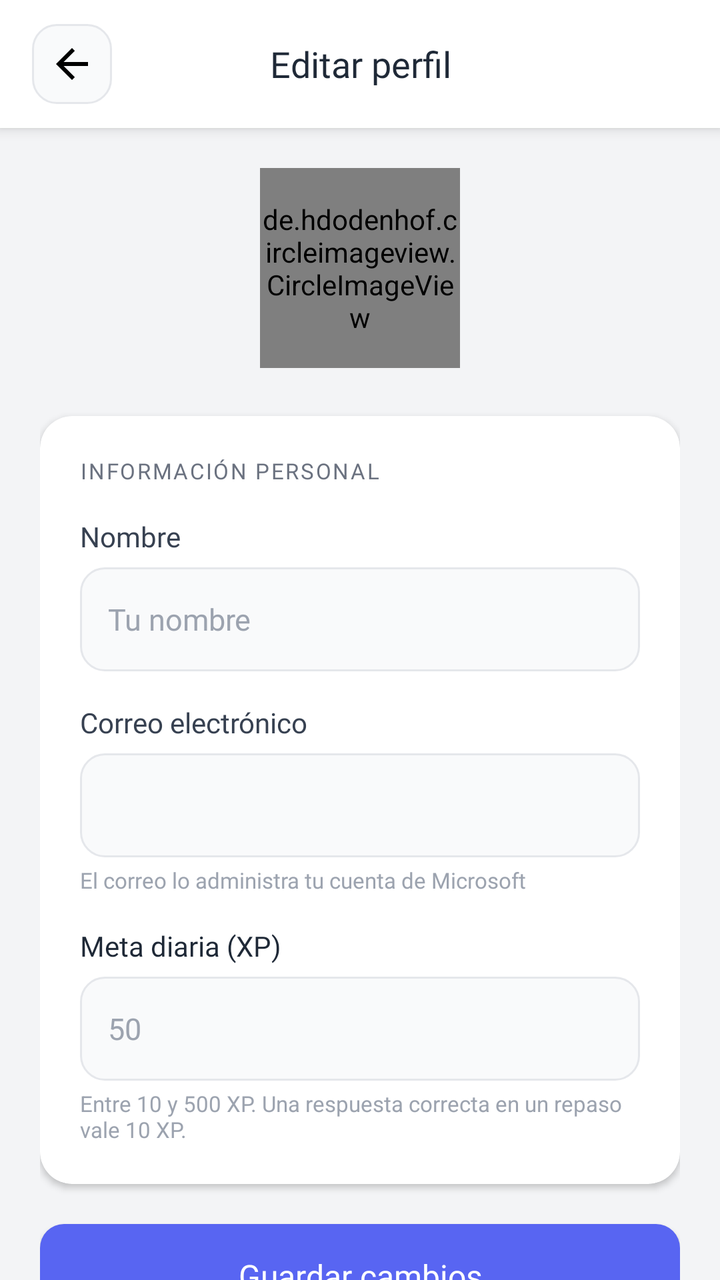
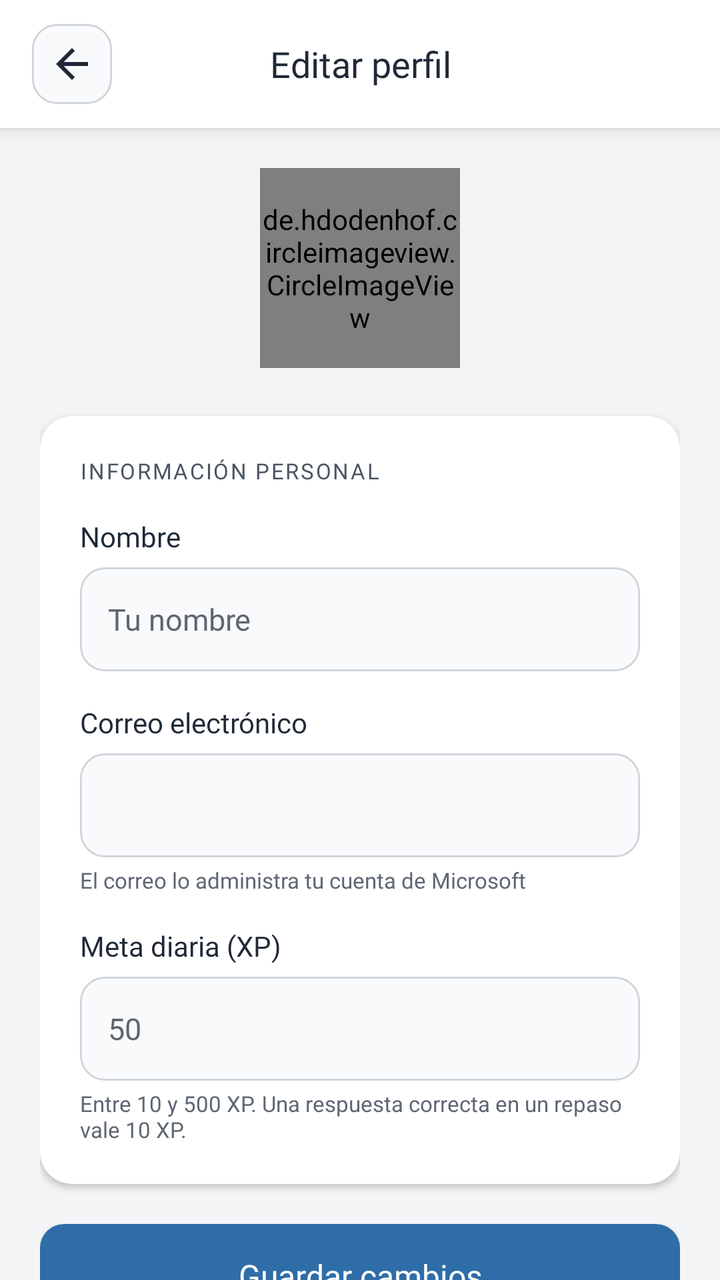

An Android layout rendered at two revisions. The XML below is the earlier revision; the diff shows what the commit changed to produce the second picture.
<!-- AndroidManifest.xml: application theme Theme.NiJu_Project -->
<!-- res/layout/activity_edit_profile.xml -->
<?xml version="1.0" encoding="utf-8"?>
<RelativeLayout xmlns:android="http://schemas.android.com/apk/res/android"
    xmlns:app="http://schemas.android.com/apk/res-auto"
    android:layout_width="match_parent"
    android:layout_height="match_parent"
    android:background="@color/color_background">

    
    <LinearLayout
        android:id="@+id/header"
        android:layout_width="match_parent"
        android:layout_height="64dp"
        android:background="@color/color_surface"
        android:elevation="4dp"
        android:gravity="center_vertical"
        android:orientation="horizontal"
        android:paddingHorizontal="16dp">

        <ImageButton
            android:id="@+id/btnBack"
            android:layout_width="40dp"
            android:layout_height="40dp"
            android:background="@drawable/rounded_button_bg"
            android:contentDescription="@string/ui_atras"
            android:padding="8dp"
            android:src="@drawable/ic_arrow_back" />

        <TextView
            android:layout_width="0dp"
            android:layout_height="wrap_content"
            android:layout_weight="1"
            android:fontFamily="@font/roboto_bold"
            android:gravity="center"
            android:text="@string/ui_editar_perfil"
            android:textColor="@color/color_text_primary"
            android:textSize="18sp" />

        <View
            android:layout_width="40dp"
            android:layout_height="40dp" />
    </LinearLayout>

    
    <ProgressBar
        android:id="@+id/progressBar"
        android:layout_width="wrap_content"
        android:layout_height="wrap_content"
        android:layout_centerInParent="true"
        android:visibility="gone" />

    
    <ScrollView
        android:layout_width="match_parent"
        android:layout_height="match_parent"
        android:layout_below="@id/header"
        android:scrollbars="none">

        <LinearLayout
            android:layout_width="match_parent"
            android:layout_height="wrap_content"
            android:gravity="center_horizontal"
            android:orientation="vertical"
            android:padding="20dp">

            
            <FrameLayout
                android:layout_width="wrap_content"
                android:layout_height="wrap_content"
                android:layout_marginBottom="24dp">

                <de.hdodenhof.circleimageview.CircleImageView
                    android:id="@+id/ivProfilePic"
                    android:layout_width="100dp"
                    android:layout_height="100dp"
                    android:src="@drawable/ic_profile_user"
                    app:civ_border_color="#5865F2"
                    app:civ_border_width="3dp" />

                
                <LinearLayout
                    android:visibility="gone"
                    android:layout_width="32dp"
                    android:layout_height="32dp"
                    android:layout_gravity="bottom|end"
                    android:background="@drawable/bg_icon_blue"
                    android:gravity="center">

                    <ImageView
        android:importantForAccessibility="no"
                        android:layout_width="18dp"
                        android:layout_height="18dp"
                        android:src="@drawable/ic_edit"
                        app:tint="#FFFFFF" />
                </LinearLayout>
            </FrameLayout>

            <TextView
                android:id="@+id/btnChangePic"
                android:visibility="gone"
                android:layout_width="wrap_content"
                android:layout_height="wrap_content"
                android:layout_marginBottom="28dp"
                android:fontFamily="@font/roboto_medium"
                android:padding="8dp"
                android:text="@string/ui_cambiar_foto"
                android:textColor="#5865F2"
                android:textSize="14sp" />

            
            <androidx.cardview.widget.CardView
                android:layout_width="match_parent"
                android:layout_height="wrap_content"
                android:layout_marginBottom="20dp"
                app:cardCornerRadius="16dp"
                app:cardElevation="2dp"
                app:cardBackgroundColor="@color/color_surface">

                <LinearLayout
                    android:layout_width="match_parent"
                    android:layout_height="wrap_content"
                    android:orientation="vertical"
                    android:padding="20dp">

                    
                    <TextView
                        android:layout_width="wrap_content"
                        android:layout_height="wrap_content"
                        android:layout_marginBottom="16dp"
                        android:fontFamily="@font/roboto_bold"
                        android:letterSpacing="0.08"
                        android:text="@string/ui_informacion_personal"
                        android:textAllCaps="true"
                        android:textColor="@color/color_text_secondary"
                        android:textSize="11sp" />

                    
                    <TextView
                        android:layout_width="wrap_content"
                        android:layout_height="wrap_content"
                        android:layout_marginBottom="6dp"
                        android:fontFamily="@font/roboto_medium"
                        android:text="@string/ui_nombre"
                        android:textColor="#374151"
                        android:textSize="14sp" />

                    <EditText
                        android:id="@+id/etName"
                        android:layout_width="match_parent"
                        android:layout_height="52dp"
                        android:layout_marginBottom="16dp"
                        android:autofillHints="name"
                        android:background="@drawable/edittext_rounded_background"
                        android:fontFamily="@font/roboto_regular"
                        android:hint="@string/ui_tu_nombre"
                        android:inputType="textPersonName|textCapWords"
                        android:padding="14dp"
                        android:textColorHint="@color/color_text_hint"
                        android:textSize="15sp" />

                    
                    <TextView
                        android:layout_width="wrap_content"
                        android:layout_height="wrap_content"
                        android:layout_marginBottom="6dp"
                        android:fontFamily="@font/roboto_medium"
                        android:text="@string/ui_correo_electronico"
                        android:textColor="#374151"
                        android:textSize="14sp" />

                    <EditText
                        android:id="@+id/etEmail"
                        android:layout_width="match_parent"
                        android:layout_height="52dp"
                        android:layout_marginBottom="4dp"
                        android:background="@drawable/edittext_rounded_background"
                        android:enabled="false"
                        android:fontFamily="@font/roboto_regular"
                        android:inputType="textEmailAddress"
                        android:padding="14dp"
                        android:textColor="@color/color_text_hint"
                        android:textSize="15sp" />

                    <TextView
                        android:layout_width="match_parent"
                        android:layout_height="wrap_content"
                        android:layout_marginBottom="16dp"
                        android:fontFamily="@font/roboto_regular"
                        android:text="@string/ui_el_correo_lo_administra_tu"
                        android:textColor="@color/color_text_hint"
                        android:textSize="11sp" />

                    
                    <TextView
                        android:layout_width="wrap_content"
                        android:layout_height="wrap_content"
                        android:layout_marginBottom="6dp"
                        android:fontFamily="@font/roboto_medium"
                        android:text="@string/ui_meta_diaria_xp"
                        android:textColor="@color/color_text_primary"
                        android:textSize="14sp" />

                    <EditText
                        android:id="@+id/etDailyGoal"
                        android:layout_width="match_parent"
                        android:layout_height="52dp"
                        android:background="@drawable/edittext_rounded_background"
                        android:fontFamily="@font/roboto_regular"
                        android:hint="@string/ui_50"
                        android:importantForAutofill="no"
                        android:inputType="number"
                        android:maxLength="3"
                        android:padding="14dp"
                        android:textColorHint="@color/color_text_hint"
                        android:textSize="15sp" />

                    <TextView
                        android:layout_width="wrap_content"
                        android:layout_height="wrap_content"
                        android:layout_marginTop="4dp"
                        android:text="@string/ui_entre_10_y_500_xp"
                        android:textColor="@color/color_text_hint"
                        android:textSize="11sp" />

                </LinearLayout>
            </androidx.cardview.widget.CardView>

            
            <Button
                android:id="@+id/btnSave"
                android:layout_width="match_parent"
                android:layout_height="52dp"
                android:layout_marginBottom="32dp"
                android:background="@drawable/button_rounded_background"
                android:fontFamily="@font/roboto_medium"
                android:text="@string/ui_guardar_cambios"
                android:textAllCaps="false"
                android:textColor="@android:color/white"
                android:textSize="16sp" />

        </LinearLayout>
    </ScrollView>

</RelativeLayout>
<!-- resources referenced by this layout -->
<resources>
  <color name="color_background">#F3F4F6</color>
  <color name="color_surface">#FFFFFF</color>
  <color name="color_text_hint">#9CA3AF</color>
  <color name="color_text_primary">#1F2937</color>
  <color name="color_text_secondary">#6B7280</color>
  <!-- drawable bg_icon_blue (drawable) -->
  <shape xmlns:android="http://schemas.android.com/apk/res/android" android:shape="oval">
      <solid android:color="#5CC4F1"/>
  </shape>
  <!-- drawable button_rounded_background (drawable) -->
  <?xml version="1.0" encoding="utf-8"?>
  <selector xmlns:android="http://schemas.android.com/apk/res/android">
      <item android:state_pressed="true">
          <shape>
              <solid android:color="#4F46E5" />
              <corners android:radius="12dp" />
          </shape>
      </item>
      <item>
          <shape>
              <solid android:color="#5865F2" />
              <corners android:radius="12dp" />
          </shape>
      </item>
  </selector>
  <!-- drawable edittext_rounded_background (drawable) -->
  <?xml version="1.0" encoding="utf-8"?>
  <shape xmlns:android="http://schemas.android.com/apk/res/android">
      <solid android:color="@color/color_surface_variant" />
      <corners android:radius="12dp" />
      <stroke
          android:width="1dp"
          android:color="@color/color_border" />
  </shape>
  <!-- drawable ic_arrow_back (drawable) -->
  <vector xmlns:android="http://schemas.android.com/apk/res/android" android:autoMirrored="true" android:height="24dp" android:tint="#000000" android:viewportHeight="24" android:viewportWidth="24" android:width="24dp">
  
      <path android:fillColor="@android:color/white" android:pathData="M20,11H7.83l5.59,-5.59L12,4l-8,8 8,8 1.41,-1.41L7.83,13H20v-2z"/>
  
  </vector>
  <!-- drawable ic_profile_user (drawable) -->
  <vector xmlns:android="http://schemas.android.com/apk/res/android"
      android:width="96dp"
      android:height="96dp"
      android:viewportWidth="24"
      android:viewportHeight="24">
      <path
          android:fillColor="#7B4FFF"
          android:pathData="M12,12a5,5 0,1 0,-5 -5,5 5,0 0,0 5,5zm0,2c-3.33,0 -10,1.67 -10,5v3h20v-3c0,-3.33 -6.67,-5 -10,-5z"/>
  </vector>
  <!-- drawable rounded_button_bg (drawable) -->
  <shape xmlns:android="http://schemas.android.com/apk/res/android" android:shape="rectangle">
      <solid android:color="@color/color_surface_variant"/>
      <corners android:radius="12dp"/>
      <stroke android:color="@color/color_border" android:width="1dp"/>
  </shape>
  <string name="ui_50">50</string>
  <string name="ui_atras">Atrás</string>
  <string name="ui_cambiar_foto">Cambiar foto</string>
  <string name="ui_correo_electronico">Correo electrónico</string>
  <string name="ui_editar_perfil">Editar perfil</string>
  <string name="ui_el_correo_lo_administra_tu">El correo lo administra tu cuenta de Microsoft</string>
  <string name="ui_entre_10_y_500_xp">Entre 10 y 500 XP. Una respuesta correcta en un repaso vale 10 XP.</string>
  <string name="ui_guardar_cambios">Guardar cambios</string>
  <string name="ui_informacion_personal">INFORMACIÓN PERSONAL</string>
  <string name="ui_meta_diaria_xp">Meta diaria (XP)</string>
  <string name="ui_nombre">Nombre</string>
  <string name="ui_tu_nombre">Tu nombre</string>
  <style name="Theme.NiJu_Project" parent="Base.Theme.NiJu_Project" />
  <color name="color_surface_variant">#F9FAFB</color>
  <color name="color_border">#E5E7EB</color>
  <style name="Widget.NiJu.CardView" parent="Widget.MaterialComponents.CardView">
          <item name="cardBackgroundColor">@color/color_surface</item>
          <item name="cardCornerRadius">16dp</item>
          <item name="cardElevation">2dp</item>
      </style>
  <!-- unchanged entries left out for length: 2 -->
</resources>

<!-- the commit's change to res/layout/activity_edit_profile.xml (unified diff, before → after) -->
@@ -73,7 +73,7 @@
                     android:layout_width="100dp"
                     android:layout_height="100dp"
                     android:src="@drawable/ic_profile_user"
-                    app:civ_border_color="#5865F2"
+                    app:civ_border_color="@color/color_primary"
                     app:civ_border_width="3dp" />
 
                 
@@ -90,7 +90,7 @@
                         android:layout_width="18dp"
                         android:layout_height="18dp"
                         android:src="@drawable/ic_edit"
-                        app:tint="#FFFFFF" />
+                        app:tint="@color/color_on_solid" />
                 </LinearLayout>
             </FrameLayout>
 
@@ -103,7 +103,7 @@
                 android:fontFamily="@font/roboto_medium"
                 android:padding="8dp"
                 android:text="@string/ui_cambiar_foto"
-                android:textColor="#5865F2"
+                android:textColor="@color/color_primary"
                 android:textSize="14sp" />
 
             
@@ -140,7 +140,7 @@
                         android:layout_marginBottom="6dp"
                         android:fontFamily="@font/roboto_medium"
                         android:text="@string/ui_nombre"
-                        android:textColor="#374151"
+                        android:textColor="@color/color_text_primary"
                         android:textSize="14sp" />
 
                     <EditText
@@ -164,7 +164,7 @@
                         android:layout_marginBottom="6dp"
                         android:fontFamily="@font/roboto_medium"
                         android:text="@string/ui_correo_electronico"
-                        android:textColor="#374151"
+                        android:textColor="@color/color_text_primary"
                         android:textSize="14sp" />
 
                     <EditText
<!-- resource entries referenced after the edit -->
@@ -1,26 +1,28 @@
 <!-- resources referenced by this layout -->
 <resources>
   <color name="color_background">#F3F4F6</color>
+  <color name="color_on_solid">#FFFFFF</color>
+  <color name="color_primary">#2F6DA8</color>
   <color name="color_surface">#FFFFFF</color>
-  <color name="color_text_hint">#9CA3AF</color>
+  <color name="color_text_hint">#5F6673</color>
   <color name="color_text_primary">#1F2937</color>
-  <color name="color_text_secondary">#6B7280</color>
+  <color name="color_text_secondary">#4B5563</color>
   <!-- drawable bg_icon_blue (drawable) -->
   <shape xmlns:android="http://schemas.android.com/apk/res/android" android:shape="oval">
-      <solid android:color="#5CC4F1"/>
+      <solid android:color="@color/color_primary"/>
   </shape>
   <!-- drawable button_rounded_background (drawable) -->
   <?xml version="1.0" encoding="utf-8"?>
   <selector xmlns:android="http://schemas.android.com/apk/res/android">
       <item android:state_pressed="true">
           <shape>
-              <solid android:color="#4F46E5" />
+              <solid android:color="@color/color_primary_pressed" />
               <corners android:radius="12dp" />
           </shape>
       </item>
       <item>
           <shape>
-              <solid android:color="#5865F2" />
+              <solid android:color="@color/color_primary" />
               <corners android:radius="12dp" />
           </shape>
       </item>
@@ -35,7 +37,7 @@
           android:color="@color/color_border" />
   </shape>
   <!-- drawable ic_arrow_back (drawable) -->
-  <vector xmlns:android="http://schemas.android.com/apk/res/android" android:autoMirrored="true" android:height="24dp" android:tint="#000000" android:viewportHeight="24" android:viewportWidth="24" android:width="24dp">
+  <vector xmlns:android="http://schemas.android.com/apk/res/android" android:autoMirrored="true" android:height="24dp" android:tint="@color/color_text_primary" android:viewportHeight="24" android:viewportWidth="24" android:width="24dp">
   
       <path android:fillColor="@android:color/white" android:pathData="M20,11H7.83l5.59,-5.59L12,4l-8,8 8,8 1.41,-1.41L7.83,13H20v-2z"/>
   
@@ -47,7 +49,7 @@
       android:viewportWidth="24"
       android:viewportHeight="24">
       <path
-          android:fillColor="#7B4FFF"
+          android:fillColor="@color/color_accent"
           android:pathData="M12,12a5,5 0,1 0,-5 -5,5 5,0 0,0 5,5zm0,2c-3.33,0 -10,1.67 -10,5v3h20v-3c0,-3.33 -6.67,-5 -10,-5z"/>
   </vector>
   <!-- drawable rounded_button_bg (drawable) -->
@@ -69,8 +71,10 @@
   <string name="ui_nombre">Nombre</string>
   <string name="ui_tu_nombre">Tu nombre</string>
   <style name="Theme.NiJu_Project" parent="Base.Theme.NiJu_Project" />
+  <color name="color_primary_pressed">#245A8E</color>
   <color name="color_surface_variant">#F9FAFB</color>
-  <color name="color_border">#E5E7EB</color>
+  <color name="color_border">#D1D5DB</color>
+  <color name="color_accent">#6D4FE0</color>
   <style name="Widget.NiJu.CardView" parent="Widget.MaterialComponents.CardView">
           <item name="cardBackgroundColor">@color/color_surface</item>
           <item name="cardCornerRadius">16dp</item>
